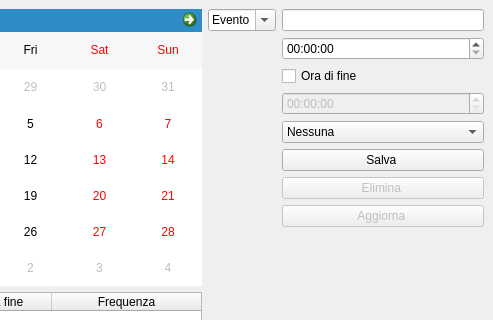
The window that ProgettoESAME/mainwindow.ui (EdoUnimib/MAIN) describes before a commit, drawn with Qt 5; both pictures show x 358 to 851 and y 0 to 320 of the 851 by 577 pixel window.
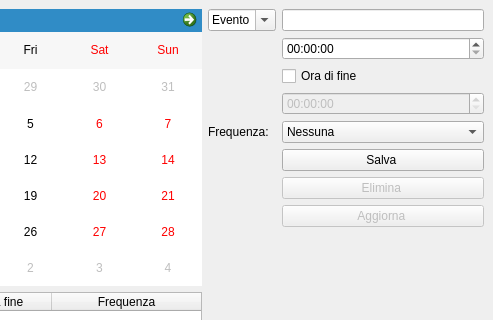
The same window after the commit.

Patch:
```diff
--- a/ProgettoESAME/mainwindow.ui
+++ b/ProgettoESAME/mainwindow.ui
@@ -163,6 +163,13 @@
           </property>
          </widget>
         </item>
+        <item row="4" column="0">
+         <widget class="QLabel" name="textFrequency">
+          <property name="text">
+           <string>Frequenza: </string>
+          </property>
+         </widget>
+        </item>
        </layout>
       </item>
      </layout>
```
Left out of the diff: 6 changed lines with no effect on the pictures.
